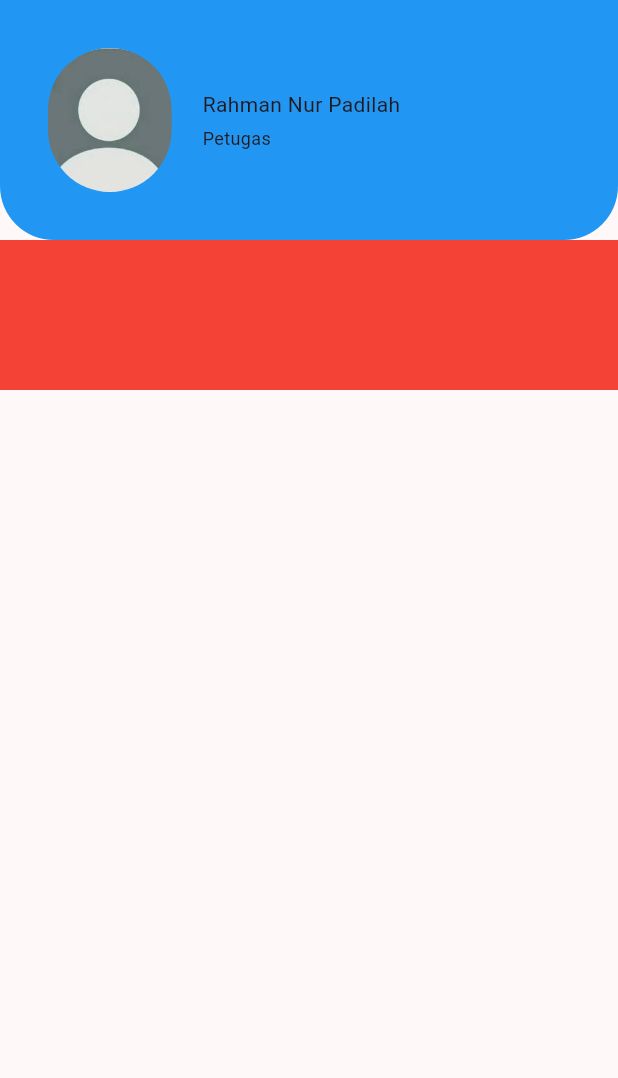
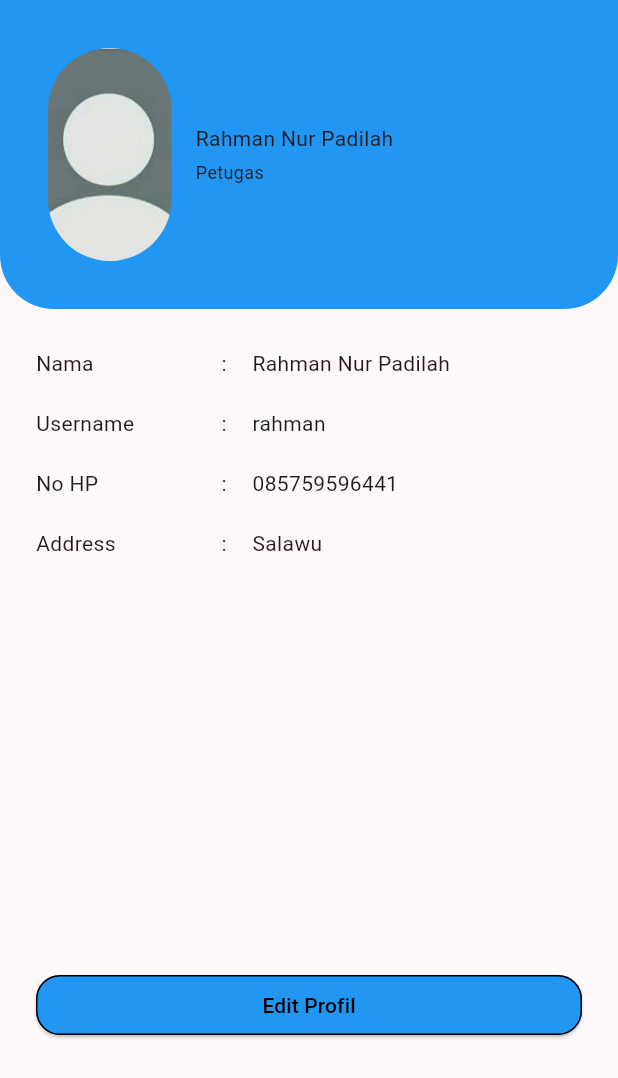
Before and after one commit to amanganteng01/ppb_hrastore, a Flutter app: the profilpage screen opened directly, on a phone screen of 412 x 824 dp. Shown: the top 1078 px of the screen. Run offline on Flutter 3.47's test engine with Material 3 defaults, Android fonts, the phone set to English and light mode, and no system bars.

Commit message:
Home dan Profil

```diff
--- a/lib/main.dart
+++ b/lib/main.dart
@@ -1,5 +1,4 @@
 import 'package:flutter/material.dart';
-import 'package:hrastore_rahman/screens/home.dart';
 import 'package:hrastore_rahman/screens/login.dart';
 
 void main() {
@@ -12,13 +11,13 @@ class MainApp extends StatelessWidget {
   @override
   Widget build(BuildContext context) {
     return MaterialApp(
-      title: 'HRA Store',
+      title: 'Iuran Rahman',
       theme: ThemeData(
           colorScheme: ColorScheme.fromSeed(
         seedColor: Colors.black,
       )),
       debugShowCheckedModeBanner: false,
-      home: HomePage(),
+      home: LoginPage(),
     );
   }
 }
--- a/lib/screens/home.dart
+++ b/lib/screens/home.dart
@@ -1,4 +1,5 @@
 import 'package:flutter/material.dart';
+import 'package:hrastore_rahman/screens/halamanutama.dart';
 import 'package:hrastore_rahman/screens/profilepage.dart';
 
 class HomePage extends StatefulWidget {
@@ -12,7 +13,7 @@ class _HomePageState extends State<HomePage> {
   int _selectedindex = 0;
 
   final List<Widget> _halaman = const [
-    profilpage(),
+    HalamanUtama(),
     Center(
       child: Text('Ini Hakaman Bookmark'),
     ),
--- a/lib/screens/profilepage.dart
+++ b/lib/screens/profilepage.dart
@@ -3,14 +3,29 @@ import 'package:flutter/material.dart';
 class profilpage extends StatelessWidget {
   const profilpage({super.key});
 
+  Widget _gap() => const SizedBox(
+        height: 16,
+        width: 16,
+      );
+
+  static const List<String> tanya = ['Nama', 'Username', 'No HP', 'Address'];
+  static const List<String> jawab = [
+    'Rahman Nur Padilah',
+    'rahman',
+    '085759596441',
+    'Salawu'
+  ];
+
   @override
   Widget build(BuildContext context) {
     return Scaffold(
-      body: Container(
+      body: SingleChildScrollView(
+        child: Container(
           child: Column(
+            mainAxisAlignment: MainAxisAlignment.spaceBetween,
             children: [
               Container(
-                height: 160,
+                height: MediaQuery.of(context).size.height * 0.25,
                 width: double.infinity,
                 child: Padding(
                   padding: EdgeInsets.all(32),
@@ -23,13 +38,9 @@ class profilpage extends StatelessWidget {
                             borderRadius: BorderRadius.circular(50),
                             image: DecorationImage(
                                 image: AssetImage('asset/profil.jpg'),
-                            fit: BoxFit.cover
-                          )
+                                fit: BoxFit.cover)),
                       ),
-                      ),
-                      SizedBox(
-                        width: MediaQuery.of(context).size.width * 0.05,
-                      ),
+                      _gap(),
                       Container(
                         height: MediaQuery.of(context).size.height,
                         width: MediaQuery.of(context).size.width * 0.6,
@@ -39,13 +50,19 @@ class profilpage extends StatelessWidget {
                             mainAxisAlignment: MainAxisAlignment.center,
                             crossAxisAlignment: CrossAxisAlignment.start,
                             children: [
-                              Text("Rahman Nur Padilah", style: TextStyle(
+                              Text(
+                                "Rahman Nur Padilah",
+                                style: TextStyle(
                                   fontSize: 14,
-                              ),),
-                              SizedBox(height: 4,),
-                              Text("Petugas",style: TextStyle(
-                                fontSize: 12
-                              ),),
+                                ),
+                              ),
+                              SizedBox(
+                                height: 4,
+                              ),
+                              Text(
+                                "Petugas",
+                                style: TextStyle(fontSize: 12),
+                              ),
                             ],
                           ),
                         ),
@@ -58,24 +75,77 @@ class profilpage extends StatelessWidget {
                     borderRadius: BorderRadius.only(
                       bottomLeft: Radius.circular(36),
                       bottomRight: Radius.circular(36),
-                  )
+                    )),
+              ),
+              _gap(),
+              Container(
+                height: MediaQuery.of(context).size.height * 0.5,
+                child: ListView.builder(
+                    itemCount: tanya.length,
+                    shrinkWrap: true,
+                    physics: NeverScrollableScrollPhysics(),
+                    itemBuilder: (context, index) {
+                      return Padding(
+                        padding: const EdgeInsets.symmetric(horizontal: 24),
+                        child: Container(
+                          width: double.infinity,
+                          height: 40,
+                          child: Row(
+                            children: [
+                              Container(
+                                width: MediaQuery.of(context).size.width * 0.3,
+                                height: MediaQuery.of(context).size.height * 1,
+                                child: Row(
+                                  children: [Text(tanya[index])],
                                 ),
                               ),
                               Container(
-                width: double.infinity,
-                height: 100,
+                                width: MediaQuery.of(context).size.width * 0.05,
+                                height: MediaQuery.of(context).size.height * 1,
+                                child: Row(
+                                  children: [Text(':')],
+                                ),
+                              ),
+                              Container(
+                                width: MediaQuery.of(context).size.width * 0.55,
+                                height: MediaQuery.of(context).size.height * 1,
                                 child: Row(
                                   children: [
-                    Container(
-                      width: MediaQuery.of(context).size.width * 0.5,
+                                    Text(jawab[index]),
+                                  ],
+                                ),
                               ),
                             ],
                           ),
-                decoration: BoxDecoration(
-                  color: Colors.red
+                          // decoration: BoxDecoration(
+                          //   border: Border.symmetric(horizontal: BorderSide()),
+                          // ),
                         ),
+                      );
+                    }),
               ),
+              _gap(),
+              Padding(
+                padding: const EdgeInsets.symmetric(horizontal: 24),
+                child: Container(
+                  width: double.infinity,
+                  height: 40,
+                  child: ElevatedButton(
+                      onPressed: () {},
+                      child: Text(
+                        'Edit Profil',
+                        style: TextStyle(color: Colors.black),
+                      ),
+                      style: ElevatedButton.styleFrom(
+                          backgroundColor: Colors.blue,
+                          shape: RoundedRectangleBorder(
+                            borderRadius: BorderRadius.circular(16),
+                            side: BorderSide(color: Colors.black, width: 1),
+                          ))),
+                ),
+              )
             ],
+          ),
         ),
       ),
     );
```
Also changed, not shown: lib/screens/halamanutama.dart (added, +135 -0 lines), pubspec.lock. Lines whose indentation alone changed are shown as unchanged.
